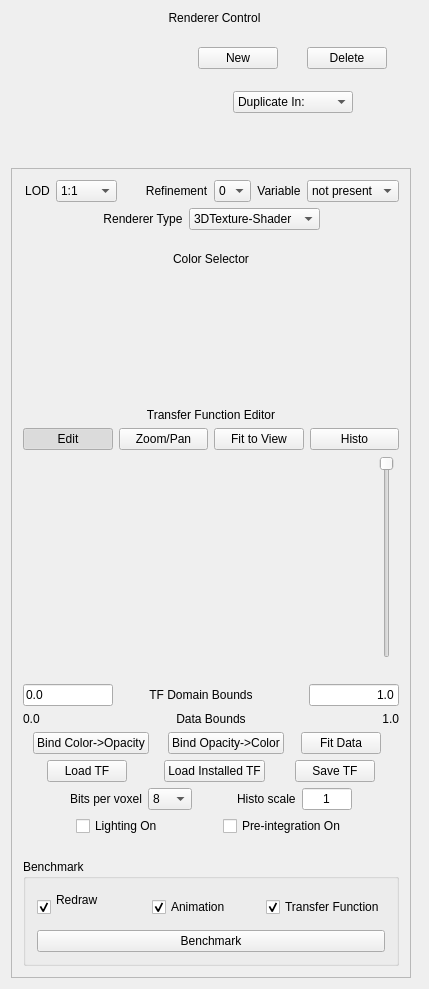
Old version of the form apps/vaporgui/guis/ui/dvr.ui in the repository yyr/vapor.
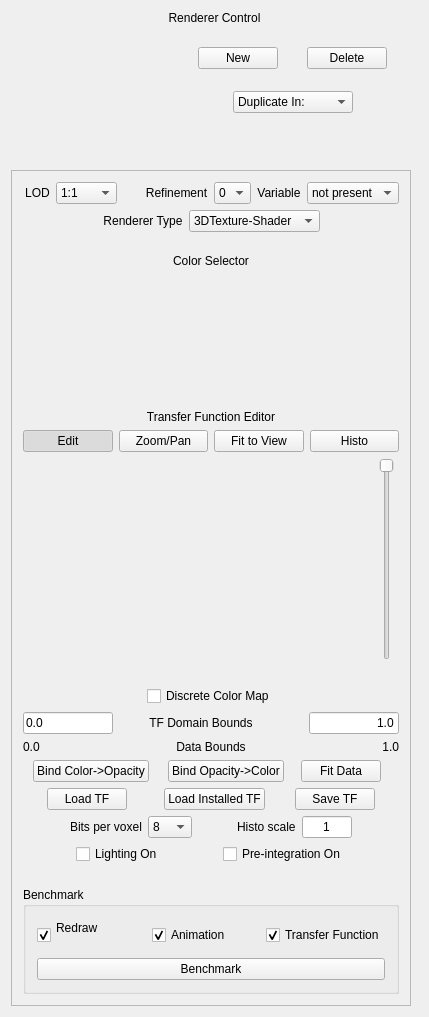
New version of the form. Custom widgets are drawn as their Qt base class.

Commit message: Added support for discrete color maps in transfer functions.

Diff of the .ui file:
```diff
--- a/apps/vaporgui/guis/ui/dvr.ui
+++ b/apps/vaporgui/guis/ui/dvr.ui
@@ -7,7 +7,7 @@
     <x>0</x>
     <y>0</y>
     <width>429</width>
-    <height>989</height>
+    <height>1017</height>
    </rect>
   </property>
   <property name="sizePolicy">
@@ -776,6 +776,49 @@
             </item>
            </layout>
           </item>
+          <item>
+           <layout class="QHBoxLayout" name="horizontalLayout_14">
+            <item>
+             <spacer name="horizontalSpacer_8">
+              <property name="orientation">
+               <enum>Qt::Horizontal</enum>
+              </property>
+              <property name="sizeHint" stdset="0">
+               <size>
+                <width>40</width>
+                <height>20</height>
+               </size>
+              </property>
+             </spacer>
+            </item>
+            <item>
+             <widget class="QCheckBox" name="colorInterpCheckbox">
+              <property name="enabled">
+               <bool>true</bool>
+              </property>
+              <property name="toolTip">
+               <string>Check to use discrete color interpolation</string>
+              </property>
+              <property name="text">
+               <string>Discrete Color Map</string>
+              </property>
+             </widget>
+            </item>
+            <item>
+             <spacer name="horizontalSpacer_9">
+              <property name="orientation">
+               <enum>Qt::Horizontal</enum>
+              </property>
+              <property name="sizeHint" stdset="0">
+               <size>
+                <width>40</width>
+                <height>20</height>
+               </size>
+              </property>
+             </spacer>
+            </item>
+           </layout>
+          </item>
           <item>
            <layout class="QHBoxLayout" name="noname1">
             <item>
```
The commit also changes 21 other files.
